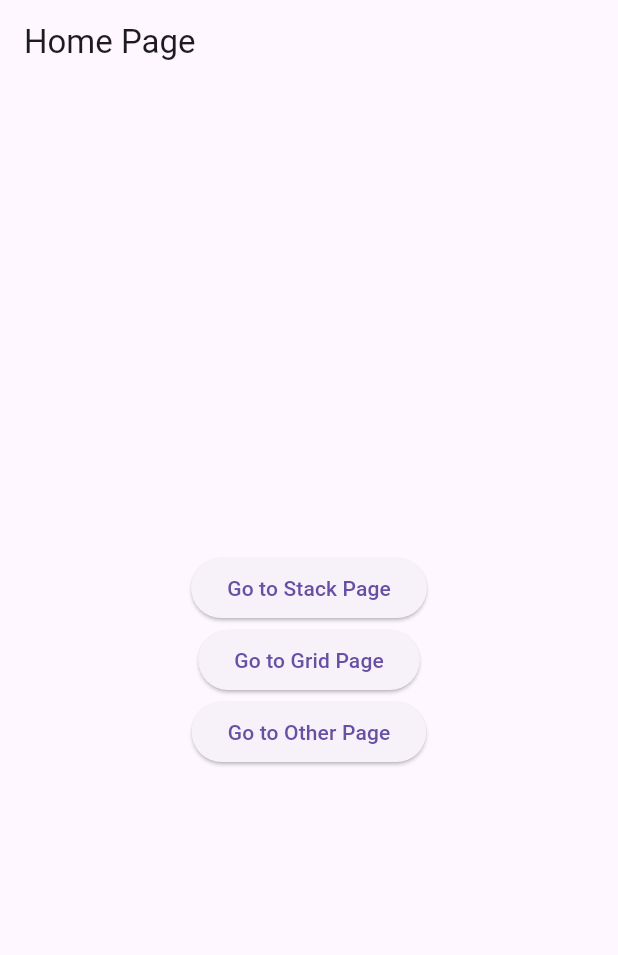
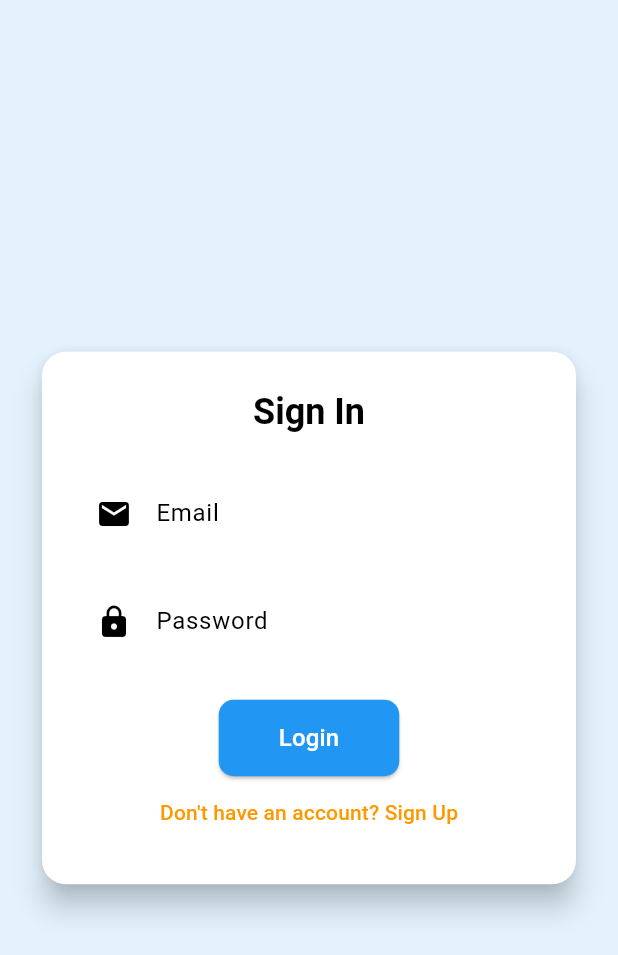
Before and after one commit to Shafique95/dart_core, a Flutter app: the screen it shows after launch, on a phone screen of 412 x 824 dp. Shown: the top 955 px of the screen. Run offline on Flutter 3.47's test engine with Material 3 defaults, Android fonts, the phone set to English and light mode, and no system bars; our stand-ins replace hive, hive_flutter; accounts and stored records are empty.

Commit message:
Add Flutter project inside class_6_project folder

```diff
--- a/class_6_project/lib/main.dart
+++ b/class_6_project/lib/main.dart
@@ -1,10 +1,17 @@
 import 'package:flutter/material.dart';
-import 'home_page.dart';
-import 'stack_page.dart';
-import 'other_page.dart';
-import 'grid_page.dart';
+import 'package:flutter_app/pages/extra_page.dart';
 
-void main() {
+import 'pages/signup_page.dart';
+import 'pages/login_page.dart';
+import 'pages/home_page.dart';
+import 'package:hive_flutter/hive_flutter.dart';
+import 'models/user_model.dart';
+
+void main() async {
+  WidgetsFlutterBinding.ensureInitialized();
+  await Hive.initFlutter();
+  Hive.registerAdapter(UserModelAdapter());
+  await Hive.openBox<UserModel>('users');
   runApp(MyApp());
 }
 
@@ -15,13 +22,46 @@ class MyApp extends StatelessWidget {
   Widget build(BuildContext context) {
     return MaterialApp(
       title: 'Demo App',
-      theme: ThemeData(primarySwatch: Colors.blue),
-      initialRoute: '/',
+      debugShowCheckedModeBanner: false,
+      theme: ThemeData(
+        primaryColor: Colors.blue,
+        colorScheme: ColorScheme.fromSwatch().copyWith(
+          primary: Colors.blue,
+          secondary: Colors.orange,
+        ),
+        textTheme: const TextTheme(
+          headlineSmall: TextStyle(fontSize: 24, fontWeight: FontWeight.bold),
+          titleMedium: TextStyle(fontSize: 18),
+          bodyMedium: TextStyle(fontSize: 16),
+        ),
+        appBarTheme: const AppBarTheme(
+          backgroundColor: Colors.blue,
+          foregroundColor: Colors.white,
+          elevation: 2,
+        ),
+        elevatedButtonTheme: ElevatedButtonThemeData(
+          style: ElevatedButton.styleFrom(
+            backgroundColor: Colors.orange,
+            foregroundColor: Colors.white,
+            padding: EdgeInsets.symmetric(vertical: 12, horizontal: 24),
+            shape: RoundedRectangleBorder(
+              borderRadius: BorderRadius.all(Radius.circular(10)),
+            ),
+          ),
+        ),
+        inputDecorationTheme: const InputDecorationTheme(
+          border: OutlineInputBorder(),
+          focusedBorder: OutlineInputBorder(
+            borderSide: BorderSide(color: Colors.blue),
+          ),
+        ),
+      ),
+      initialRoute: '/login',
       routes: {
-        '/': (context) => HomePage(),
-        '/stack': (context) => StackPage(),
-        '/other': (context) => OtherPage(),
-        '/grid': (context) => GridPage(),
+        '/signup': (_) => SignUpPage(),
+        '/login': (_) => LoginPage(),
+        '/home': (_) => HomePage(),
+        '/extrapage': (context) => ExtraPage(),
       },
     );
   }
--- /dev/null
+++ b/class_6_project/lib/pages/extra_page.dart
@@ -0,0 +1,27 @@
+import 'package:flutter/material.dart';
+
+class ExtraPage extends StatelessWidget {
+  const ExtraPage({super.key});
+
+  @override
+  Widget build(BuildContext context) {
+    final args =
+        ModalRoute.of(context)?.settings.arguments as Map<String, String>?;
+
+    final email = args?['email'] ?? 'No Email';
+    final password = args?['password'] ?? 'No Password';
+
+    return Scaffold(
+      appBar: AppBar(title: Text('Extra Page')),
+      body: Center(
+        child: Column(
+          mainAxisAlignment: MainAxisAlignment.center,
+          children: [
+            Text('Email: $email', style: TextStyle(fontSize: 20)),
+            Text('Password: $password', style: TextStyle(fontSize: 20)),
+          ],
+        ),
+      ),
+    );
+  }
+}
--- /dev/null
+++ b/class_6_project/lib/pages/login_page.dart
@@ -0,0 +1,109 @@
+import 'package:flutter/material.dart';
+import 'package:flutter_app/pages/extra_page.dart';
+
+class LoginPage extends StatelessWidget {
+  final _formKey = GlobalKey<FormState>();
+  final TextEditingController _emailController = TextEditingController();
+  final TextEditingController _passwordController = TextEditingController();
+
+  LoginPage({super.key});
+
+  void _submitForm(BuildContext context) {
+    // if (_formKey.currentState!.validate()) {
+      String email = _emailController.text.trim();
+      String password = _passwordController.text.trim();
+
+      // You can control the route conditionally:
+      if (email.isNotEmpty || password.isNotEmpty) {
+        Navigator.pushNamed(
+          context,
+          '/extrapage',
+          arguments: {'email': email, 'password': password},
+        );
+      } else {
+        Navigator.pushNamed(context, '/home');
+      }
+    // }
+  }
+
+  @override
+  Widget build(BuildContext context) {
+    return Scaffold(
+      backgroundColor: Colors.blue.shade50,
+      body: Center(
+        child: Padding(
+          padding: const EdgeInsets.symmetric(horizontal: 24.0),
+          child: SingleChildScrollView(
+            child: Card(
+              elevation: 8,
+              shape: RoundedRectangleBorder(
+                borderRadius: BorderRadius.circular(16),
+              ),
+              child: Padding(
+                padding: const EdgeInsets.all(24.0),
+                child: Form(
+                  key: _formKey,
+                  child: Column(
+                    mainAxisSize: MainAxisSize.min,
+                    children: [
+                      Text(
+                        "Sign In",
+                        style: Theme.of(context).textTheme.headlineSmall,
+                      ),
+                      SizedBox(height: 24),
+                      TextFormField(
+                        controller: _emailController,
+                        decoration: InputDecoration(
+                          labelText: "Email",
+                          prefixIcon: Icon(Icons.email),
+                        ),
+                        validator: (value) => value == null || value.isEmpty
+                            ? "Please enter your email"
+                            : null,
+                      ),
+                      SizedBox(height: 16),
+                      TextFormField(
+                        controller: _passwordController,
+                        obscureText: true,
+                        decoration: InputDecoration(
+                          labelText: "Password",
+                          prefixIcon: Icon(Icons.lock),
+                        ),
+                        validator: (value) => value == null || value.isEmpty
+                            ? "Please enter your password"
+                            : null,
+                      ),
+                      SizedBox(height: 24),
+                      ElevatedButton(
+                        onPressed: () => _submitForm(context),
+                        style: ElevatedButton.styleFrom(
+                          backgroundColor: Colors.blue,
+                          padding: EdgeInsets.symmetric(
+                            horizontal: 40,
+                            vertical: 14,
+                          ),
+                          shape: RoundedRectangleBorder(
+                            borderRadius: BorderRadius.circular(10),
+                          ),
+                        ),
+                        child: Text("Login", style: TextStyle(fontSize: 16)),
+                      ),
+                      TextButton(
+                        onPressed: () =>
+                            Navigator.pushNamed(context, '/signup'),
+                        child: Text(
+                          "Don't have an account? Sign Up",
+                          style: TextStyle(color: Colors.orange),
+                        ),
+                      ),
+                    ],
+                  ),
+                ),
+              ),
+            ),
+          ),
+        ),
+      ),
+    );
+  }
+}
--- a/class_6_project/pubspec.yaml
+++ b/class_6_project/pubspec.yaml
@@ -34,6 +34,9 @@ dependencies:
   # The following adds the Cupertino Icons font to your application.
   # Use with the CupertinoIcons class for iOS style icons.
   cupertino_icons: ^1.0.8
+  hive: ^2.2.3
+  hive_flutter: ^1.1.0
+  path_provider: ^2.1.5
 
 dev_dependencies:
   flutter_test:
@@ -45,6 +48,8 @@ dev_dependencies:
   # package. See that file for information about deactivating specific lint
   # rules and activating additional ones.
   flutter_lints: ^5.0.0
+  hive_generator: ^2.0.1
+  build_runner: ^2.5.4
 
 # For information on the generic Dart part of this file, see the
 # following page: https://dart.dev/tools/pub/pubspec
```
Also changed, not shown: class_6_project/lib/models/user_model.dart (added, +29 -0 lines), class_6_project/lib/pages/home_page.dart (added, +161 -0 lines), class_6_project/lib/pages/signup_page.dart (added, +165 -0 lines), class_6_project/lib/pages/user_list_page.dart (added, +39 -0 lines), class_6_project/lib/widget/PlaceholderWidget.dart (added, +16 -0 lines), class_6_project/lib/models/user_model.g.dart (added), class_6_project/pubspec.lock, 1 other file.
